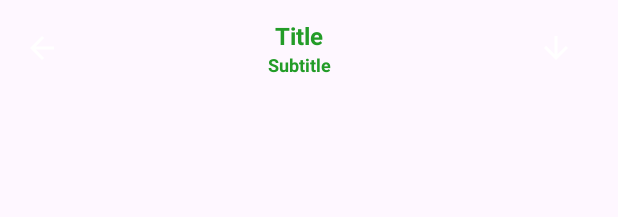
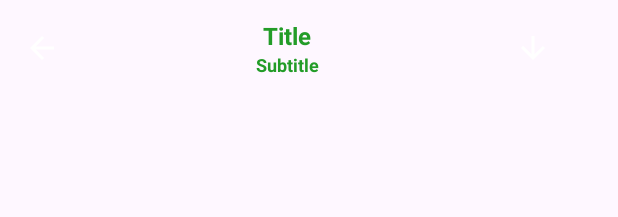
Before and after one commit to Md-Rabiul-Islam75/attendance-app-project-final, an Android app: the layout toolbar.xml on its own in the app's theme, with its tools: preview values and no code run, on a phone screen of 412 x 824 dp. Shown: the top 217 px of the screen. Run offline under Robolectric (Android 15) with nearby library versions, the phone set to English and light mode, and no system bars.

Commit message:
change margin and database table create p9

```diff
--- a/app/src/main/res/layout/toolbar.xml
+++ b/app/src/main/res/layout/toolbar.xml
@@ -6,6 +6,7 @@
         android:id="@+id/toolbar"
         android:layout_width="match_parent"
         android:layout_height="wrap_content"
+        android:layout_marginRight="15dp"
      >
 
 
```
